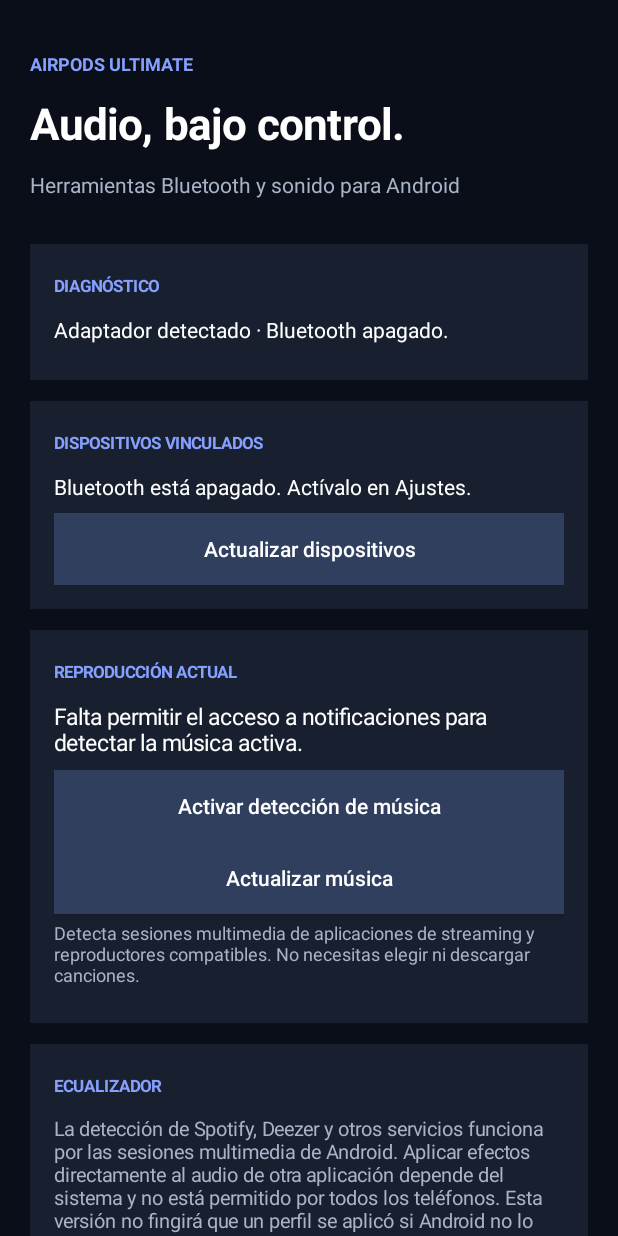
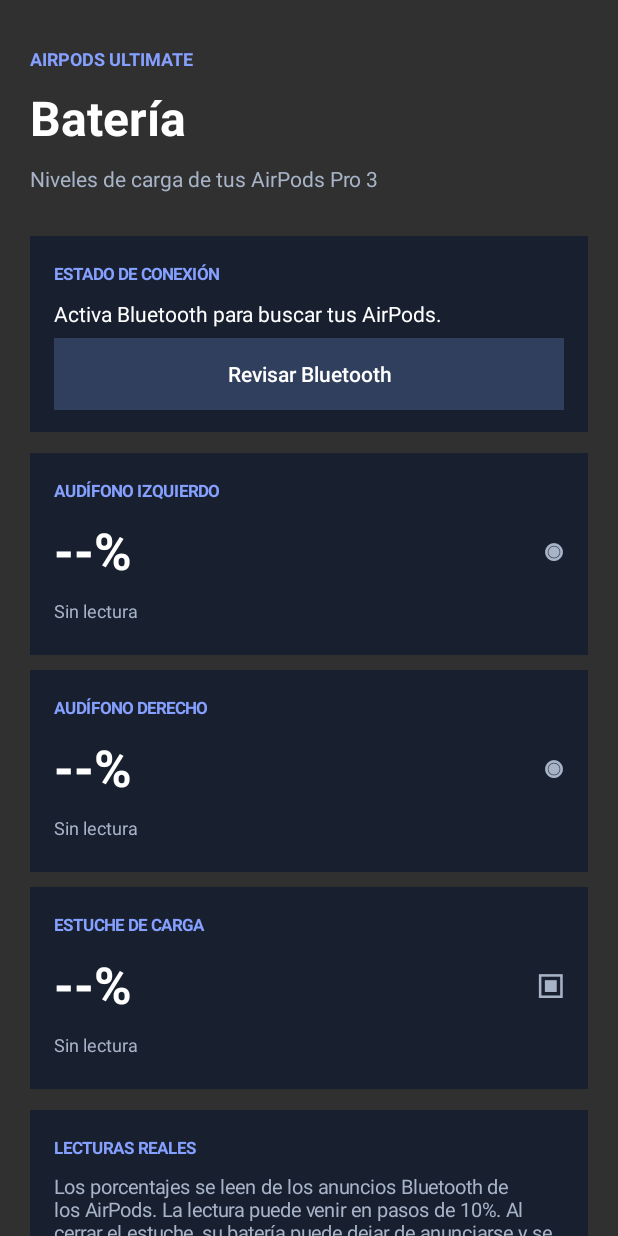
Before and after one commit to lapor9378-cmd/AirPods-Ultimate-Android, an Android app: the screen it shows after launch (MainActivity), on a phone screen of 412 x 824 dp. Run offline under Robolectric (Android 15) with nearby library versions, the phone set to English and light mode, and no system bars; 1 statement that could not run was skipped.

Commit message:
Replace streaming detection with AirPods Pro 3 battery monitor

```diff
--- a/app/build.gradle.kts
+++ b/app/build.gradle.kts
@@ -9,8 +9,8 @@ android {
         applicationId = "com.airpodsultimate"
         minSdk = 26
         targetSdk = 35
-        versionCode = 3
-        versionName = "0.3.0"
+        versionCode = 4
+        versionName = "0.4.0"
     }
     buildTypes { release { isMinifyEnabled = false } }
     compileOptions {
--- a/app/src/main/java/com/airpodsultimate/MainActivity.kt
+++ b/app/src/main/java/com/airpodsultimate/MainActivity.kt
@@ -2,22 +2,18 @@ package com.airpodsultimate
 
 import android.Manifest
 import android.bluetooth.BluetoothManager
-import android.content.ComponentName
-import android.content.Context
-import android.content.Intent
+import android.bluetooth.le.ScanCallback
+import android.bluetooth.le.ScanFilter
+import android.bluetooth.le.ScanResult
+import android.bluetooth.le.ScanSettings
 import android.content.pm.PackageManager
 import android.graphics.Color
 import android.graphics.Typeface
-import android.media.MediaMetadata
-import android.media.session.MediaController
-import android.media.session.MediaSessionManager
-import android.media.session.PlaybackState
-import android.net.Uri
 import android.os.Build
 import android.os.Bundle
 import android.os.Handler
 import android.os.Looper
-import android.provider.Settings
+import android.view.Gravity
 import android.view.View
 import android.widget.Button
 import android.widget.LinearLayout
@@ -32,19 +28,45 @@ class MainActivity : ComponentActivity() {
     private val surface = Color.rgb(24, 32, 48)
     private val accent = Color.rgb(133, 160, 255)
     private val secondary = Color.rgb(167, 179, 199)
-    private lateinit var status: TextView
-    private lateinit var devices: TextView
-    private lateinit var musicInfo: TextView
-    private lateinit var accessButton: Button
-    private var sessionManager: MediaSessionManager? = null
-    private var activeControllers: List<MediaController> = emptyList()
-    private val controllerCallback = object : MediaController.Callback() {
-        override fun onMetadataChanged(metadata: MediaMetadata?) = showCurrentTrack()
-        override fun onPlaybackStateChanged(state: PlaybackState?) = showCurrentTrack()
-        override fun onSessionDestroyed() = refreshMediaSessions()
+
+    private lateinit var scanStatus: TextView
+    private lateinit var leftValue: TextView
+    private lateinit var rightValue: TextView
+    private lateinit var caseValue: TextView
+    private lateinit var leftStatus: TextView
+    private lateinit var rightStatus: TextView
+    private lateinit var caseStatus: TextView
+    private lateinit var updated: TextView
+    private lateinit var scanButton: Button
+
+    private var latest: AirPodsBattery? = null
+    private var scanning = false
+    private val handler = Handler(Looper.getMainLooper())
+    private val refreshClock = object : Runnable {
+        override fun run() {
+            updateFreshness()
+            if (scanning) handler.postDelayed(this, 1000)
+        }
     }
-    private val sessionsListener = MediaSessionManager.OnActiveSessionsChangedListener { controllers ->
-        attachControllers(controllers.orEmpty())
+
+    private val scanCallback = object : ScanCallback() {
+        override fun onScanResult(callbackType: Int, result: ScanResult) {
+            val payload = result.scanRecord?.getManufacturerSpecificData(AirPodsBattery.APPLE_COMPANY_ID) ?: return
+            val reading = AirPodsBattery.decode(payload) ?: return
+            if (reading.modelId != AirPodsBattery.AIRPODS_PRO_3_MODEL) return
+            runOnUiThread {
+                latest = reading.copy(rssi = result.rssi, seenAt = System.currentTimeMillis())
+                showBattery(latest!!)
+            }
+        }
+
+        override fun onScanFailed(errorCode: Int) {
+            runOnUiThread {
+                scanning = false
+                scanStatus.text = "Android no pudo iniciar el escaneo Bluetooth (código " + errorCode + ")."
+                scanButton.text = "Volver a intentar"
+            }
+        }
     }
 
     override fun onCreate(savedInstanceState: Bundle?) {
@@ -52,234 +74,220 @@ class MainActivity : ComponentActivity() {
         window.statusBarColor = background
         window.navigationBarColor = background
         render()
-        refreshBluetooth()
-        requestBluetoothPermission()
-        sessionManager = getSystemService(Context.MEDIA_SESSION_SERVICE) as MediaSessionManager
-    }
-
-    override fun onStart() {
-        super.onStart()
-        refreshMediaSessions()
-    }
-
-    override fun onStop() {
-        unregisterMediaSessions()
-        super.onStop()
     }
 
     override fun onResume() {
         super.onResume()
-        if (::accessButton.isInitialized) updateAccessButton()
-        if (::musicInfo.isInitialized) refreshMediaSessions()
+        beginScanningIfAllowed()
+    }
+
+    override fun onPause() {
+        stopScanning()
+        super.onPause()
     }
 
     private fun render() {
         val content = LinearLayout(this).apply {
             orientation = LinearLayout.VERTICAL
-            setPadding(dp(20), dp(30), dp(20), dp(32))
+            setPadding(dp(20), dp(28), dp(20), dp(30))
         }
         val scroll = ScrollView(this).apply {
-            setBackgroundColor(this@MainActivity.background)
+            setBackgroundColor(background)
             addView(content)
         }
         setContentView(scroll)
 
         content.addView(text("AIRPODS ULTIMATE", 12, accent, true))
-        content.addView(text("Audio, bajo control.", 29, Color.WHITE, true))
-        content.addView(text("Herramientas Bluetooth y sonido para Android", 14, secondary))
+        content.addView(text("Batería", 32, Color.WHITE, true))
+        content.addView(text("Niveles de carga de tus AirPods Pro 3", 14, secondary))
         content.addView(space(22))
 
-        val diagnostic = card()
-        diagnostic.addView(text("DIAGNÓSTICO", 11, accent, true))
-        status = text("Preparando diagnóstico…", 14, Color.WHITE)
-        diagnostic.addView(status)
-        content.addView(diagnostic)
+        val statusCard = card()
+        statusCard.addView(text("ESTADO DE CONEXIÓN", 11, accent, true))
+        scanStatus = text("Preparando Bluetooth…", 14, Color.WHITE)
+        statusCard.addView(scanStatus)
+        scanButton = button("Buscar AirPods") { requestScanPermissions() }
+        statusCard.addView(scanButton)
+        content.addView(statusCard)
 
         content.addView(space(14))
-        val deviceCard = card()
-        deviceCard.addView(text("DISPOSITIVOS VINCULADOS", 11, accent, true))
-        devices = text("Consultando Bluetooth…", 14, Color.WHITE)
-        deviceCard.addView(devices)
-        deviceCard.addView(button("Actualizar dispositivos") { refreshBluetooth() })
-        content.addView(deviceCard)
+        content.addView(batteryCard("AUDÍFONO IZQUIERDO", true, 0))
+        content.addView(space(10))
+        content.addView(batteryCard("AUDÍFONO DERECHO", true, 1))
+        content.addView(space(10))
+        content.addView(batteryCard("ESTUCHE DE CARGA", false, 2))
 
         content.addView(space(14))
-        val musicCard = card()
-        musicCard.addView(text("REPRODUCCIÓN ACTUAL", 11, accent, true))
-        musicInfo = text("Buscando música que se esté reproduciendo en el teléfono…", 15, Color.WHITE)
-        musicCard.addView(musicInfo)
-        accessButton = button("Activar detección de música") { openNotificationAccess() }
-        musicCard.addView(accessButton)
-        musicCard.addView(button("Actualizar música") { refreshMediaSessions() })
-        musicCard.addView(text(
-            "Detecta sesiones multimedia de aplicaciones de streaming y reproductores compatibles. No necesitas elegir ni descargar canciones.",
-            12, secondary
-        ))
-        content.addView(musicCard)
-
-        content.addView(space(14))
-        val audioCard = card()
-        audioCard.addView(text("ECUALIZADOR", 11, accent, true))
-        audioCard.addView(text(
-            "La detección de Spotify, Deezer y otros servicios funciona por las sesiones multimedia de Android. Aplicar efectos directamente al audio de otra aplicación depende del sistema y no está permitido por todos los teléfonos. Esta versión no fingirá que un perfil se aplicó si Android no lo permite.",
+        val note = card()
+        note.addView(text("LECTURAS REALES", 11, accent, true))
+        note.addView(text(
+            "Los porcentajes se leen de los anuncios Bluetooth de los AirPods. La lectura puede venir en pasos de 10%. Al cerrar el estuche, su batería puede dejar de anunciarse y se conserva la última lectura recibida.",
             13, secondary
         ))
-        content.addView(audioCard)
-
-        content.addView(space(14))
-        val limits = card()
-        limits.addView(text("COMPATIBILIDAD", 11, accent, true))
-        limits.addView(text(
-            "La información disponible depende de cada reproductor: título, artista, carátula y estado pueden variar. La app no graba ni escucha el audio.",
-            13, secondary
-        ))
-        content.addView(limits)
+        updated = text("Todavía no se ha recibido una lectura.", 12, secondary)
+        note.addView(updated)
+        content.addView(note)
         content.addView(space(18))
-        content.addView(text("Versión 0.3.0", 11, secondary))
-        updateAccessButton()
+        content.addView(text("Versión 0.4.0", 11, secondary))
+        showBattery(null)
     }
 
-    private fun hasNotificationAccess(): Boolean {
-        val enabled = Settings.Secure.getString(contentResolver, "enabled_notification_listeners") ?: return false
-        return enabled.split(":").any { ComponentName.unflattenFromString(it)?.packageName == packageName }
+    private fun batteryCard(title: String, earbud: Boolean, index: Int): LinearLayout {
+        val panel = card()
+        panel.addView(text(title, 11, accent, true))
+        val row = LinearLayout(this).apply {
+            orientation = LinearLayout.HORIZONTAL
+            gravity = Gravity.CENTER_VERTICAL
+        }
+        val value = text("--%", 34, Color.WHITE, true)
+        row.addView(value, LinearLayout.LayoutParams(0, LinearLayout.LayoutParams.WRAP_CONTENT, 1f))
+        row.addView(text(if (earbud) "◉" else "▣", 25, secondary, true))
+        panel.addView(row)
+        val state = text("Esperando señal…", 12, secondary)
+        panel.addView(state)
+        when (index) {
+            0 -> { leftValue = value; leftStatus = state }
+            1 -> { rightValue = value; rightStatus = state }
+            else -> { caseValue = value; caseStatus = state }
+        }
+        return panel
     }
 
-    private fun openNotificationAccess() {
-        try {
-            startActivity(Intent(Settings.ACTION_NOTIFICATION_LISTENER_SETTINGS))
-        } catch (_: Exception) {
-            musicInfo.text = "Abre Ajustes y busca Acceso a notificaciones para permitir AirPods Ultimate."
+    private fun showBattery(data: AirPodsBattery?) {
+        if (!::leftValue.isInitialized) return
+        if (data == null) {
+            leftValue.text = "--%"
+            rightValue.text = "--%"
+            caseValue.text = "--%"
+            leftStatus.text = "Sin lectura"
+            rightStatus.text = "Sin lectura"
+            caseStatus.text = "Sin lectura"
+            return
+        }
+        leftValue.text = data.left.percent?.let { it.toString() + "%" } ?: "--%"
+        rightValue.text = data.right.percent?.let { it.toString() + "%" } ?: "--%"
+        caseValue.text = data.case.percent?.let { it.toString() + "%" } ?: "--%"
+        leftStatus.text = chargeText(data.left)
+        rightStatus.text = chargeText(data.right)
+        caseStatus.text = chargeText(data.case)
+        scanStatus.text = "AirPods Pro 3 detectados · señal Bluetooth " + data.rssi + " dBm"
+        scanButton.text = "Buscando automáticamente"
+        updated.text = "Última lectura: ahora. Los valores se actualizan al recibir otra señal."
+    }
+
+    private fun chargeText(part: BatteryPart): String = when {
+        part.percent == null -> "Nivel no anunciado"
+        part.charging -> "Cargando"
+        else -> "No está cargando"
+    }
+
+    private fun updateFreshness() {
+        val data = latest ?: return
+        val seconds = ((System.currentTimeMillis() - data.seenAt) / 1000).coerceAtLeast(0)
+        updated.text = if (seconds < 3) {
+            "Última lectura: ahora."
+        } else {
+            "Última lectura hace " + seconds + " s. El estuche puede dejar de emitir al cerrar la tapa."
         }
     }
 
-    private fun updateAccessButton() {
-        if (!::accessButton.isInitialized) return
-        accessButton.text = if (hasNotificationAccess()) "Acceso de detección activado" else "Activar detección de música"
-    }
-
-    private fun refreshMediaSessions() {
-        if (!::musicInfo.isInitialized) return
-        updateAccessButton()
-        if (!hasNotificationAccess()) {
-            musicInfo.text = "Falta permitir el acceso a notificaciones para detectar la música activa."
-            return
+    private fun requestScanPermissions() {
+        val needed = if (Build.VERSION.SDK_INT >= 31) {
+            arrayOf(Manifest.permission.BLUETOOTH_SCAN, Manifest.permission.BLUETOOTH_CONNECT)
+        } else {
+            arrayOf(Manifest.permission.ACCESS_FINE_LOCATION)
         }
-        try {
-            val manager = sessionManager ?: (getSystemService(Context.MEDIA_SESSION_SERVICE) as MediaSessionManager).also { sessionManager = it }
-            manager.addOnActiveSessionsChangedListener(
-                sessionsListener,
-                ComponentName(this, MediaNotificationListener::class.java),
-                Handler(Looper.getMainLooper())
-            )
-            attachControllers(manager.getActiveSessions(ComponentName(this, MediaNotificationListener::class.java)))
-        } catch (_: SecurityException) {
-            musicInfo.text = "Android todavía no concedió el acceso. Actívalo en Ajustes y vuelve a la app."
-        } catch (e: Exception) {
-            musicInfo.text = "No se pudieron consultar las sesiones multimedia: ${e.localizedMessage ?: "error"}"
+        val missing = needed.filter {
+            ContextCompat.checkSelfPermission(this, it) != PackageManager.PERMISSION_GRANTED
+        }
+        if (missing.isNotEmpty()) {
+            ActivityCompat.requestPermissions(this, missing.toTypedArray(), 42)
+        } else {
+            startScanning()
         }
     }
 
-    private fun attachControllers(controllers: List<MediaController>) {
-        activeControllers.forEach { old ->
-            try { old.unregisterCallback(controllerCallback) } catch (_: Exception) {}
+    private fun beginScanningIfAllowed() {
+        if (!::scanStatus.isInitialized) return
+        val needed = if (Build.VERSION.SDK_INT >= 31) {
+            arrayOf(Manifest.permission.BLUETOOTH_SCAN, Manifest.permission.BLUETOOTH_CONNECT)
+        } else {
+            arrayOf(Manifest.permission.ACCESS_FINE_LOCATION)
         }
-        activeControllers = controllers
-        activeControllers.forEach { controller ->
-            try { controller.registerCallback(controllerCallback, Handler(Looper.getMainLooper())) } catch (_: Exception) {}
-        }
-        showCurrentTrack()
-    }
-
-    private fun showCurrentTrack() {
-        if (!::musicInfo.isInitialized) return
-        val playing = activeControllers.firstOrNull { it.playbackState?.state == PlaybackState.STATE_PLAYING }
-        val current = playing ?: activeControllers.firstOrNull {
-            val state = it.playbackState?.state
-            state == PlaybackState.STATE_PAUSED || state == PlaybackState.STATE_BUFFERING
-        }
-        if (current == null) {
-            musicInfo.text = if (activeControllers.isEmpty()) {
-                "No se detecta música activa. Reproduce algo en Spotify, Deezer u otro reproductor compatible."
-            } else {
-                "Hay sesiones multimedia disponibles, pero ninguna informa una canción actual."
-            }
-            return
-        }
-        val metadata = current.metadata
-        val title = metadata?.getString(MediaMetadata.METADATA_KEY_TITLE)?.takeIf { it.isNotBlank() } ?: "Título no disponible"
-        val artist = metadata?.getString(MediaMetadata.METADATA_KEY_ARTIST)
-            ?: metadata?.getString(MediaMetadata.METADATA_KEY_ALBUM_ARTIST)
-            ?: "Artista no disponible"
-        val state = if (current.playbackState?.state == PlaybackState.STATE_PLAYING) "REPRODUCIENDO" else "EN PAUSA"
-        musicInfo.text = "● $state\n$title\n$artist"
-    }
-
-    private fun unregisterMediaSessions() {
-        try { sessionManager?.removeOnActiveSessionsChangedListener(sessionsListener) } catch (_: Exception) {}
-        activeControllers.forEach { controller ->
-            try { controller.unregisterCallback(controllerCallback) } catch (_: Exception) {}
-        }
-        activeControllers = emptyList()
-    }
-
-    private fun refreshBluetooth() {
-        try {
-            val manager = getSystemService(Context.BLUETOOTH_SERVICE) as BluetoothManager
-            val adapter = manager.adapter
-            if (adapter == null) {
-                devices.text = "El teléfono no informa de un adaptador Bluetooth."
-                status.text = "Bluetooth no disponible."
-                return
-            }
-            if (Build.VERSION.SDK_INT >= 31 &&
-                ContextCompat.checkSelfPermission(this, Manifest.permission.BLUETOOTH_CONNECT) != PackageManager.PERMISSION_GRANTED) {
-                devices.text = "Concede el permiso Bluetooth para consultar dispositivos vinculados."
-                status.text = "Permiso Bluetooth pendiente."
-                return
-            }
-            if (!adapter.isEnabled) {
-                devices.text = "Bluetooth está apagado. Actívalo en Ajustes."
-                status.text = "Adaptador detectado · Bluetooth apagado."
-                return
-            }
-            val paired = adapter.bondedDevices.orEmpty()
-            devices.text = if (paired.isEmpty()) {
-                "No hay dispositivos vinculados. Empareja tus AirPods desde los ajustes Bluetooth."
-            } else paired.joinToString("\n\n") { device ->
-                val name = try { device.name ?: "Dispositivo Bluetooth" } catch (_: SecurityException) { "Nombre no disponible" }
-                val kind = when (device.type) {
-                    1 -> "Bluetooth clásico"
-                    2 -> "Bluetooth LE"
-                    3 -> "Bluetooth clásico + LE"
-                    else -> "Tipo desconocido"
-                }
-                "• $name\n  $kind · Vinculado"
-            }
-            status.text = "Bluetooth activo · ${paired.size} dispositivo(s) vinculados."
-        } catch (_: SecurityException) {
-            devices.text = "Android bloqueó la consulta. Revisa el permiso Bluetooth."
-            status.text = "Acceso Bluetooth denegado."
-        } catch (e: Exception) {
-            devices.text = "No se pudo consultar: ${e.localizedMessage ?: "error desconocido"}"
-            status.text = "Diagnóstico incompleto."
+        if (needed.all { ContextCompat.checkSelfPermission(this, it) == PackageManager.PERMISSION_GRANTED }) {
+            startScanning()
+        } else {
+            scanStatus.text = "Concede el permiso Bluetooth para leer la batería de los AirPods."
+            scanButton.text = "Conceder permiso Bluetooth"
         }
     }
 
-    private fun requestBluetoothPermission() {
-        if (Build.VERSION.SDK_INT >= 31 &&
-            ContextCompat.checkSelfPermission(this, Manifest.permission.BLUETOOTH_CONNECT) != PackageManager.PERMISSION_GRANTED) {
-            ActivityCompat.requestPermissions(this, arrayOf(Manifest.permission.BLUETOOTH_CONNECT), 41)
+    @Suppress("MissingPermission")
+    private fun startScanning() {
+        try {
+            val manager = getSystemService(BLUETOOTH_SERVICE) as BluetoothManager
+            val adapter = manager.adapter
+            if (adapter == null || !adapter.isEnabled) {
+                scanStatus.text = "Activa Bluetooth para buscar tus AirPods."
+                scanButton.text = "Revisar Bluetooth"
+                return
+            }
+            val scanner = adapter.bluetoothLeScanner
+            if (scanner == null) {
+                scanStatus.text = "Este teléfono no ofrece escaneo Bluetooth LE."
+                return
+            }
+            if (scanning) return
+            val filter = ScanFilter.Builder()
+                .setManufacturerData(
+                    AirPodsBattery.APPLE_COMPANY_ID,
+                    byteArrayOf(AirPodsBattery.PROXIMITY_TYPE.toByte()),
+                    byteArrayOf(0xFF.toByte())
+                )
+                .build()
+            val settings = ScanSettings.Builder()
+                .setScanMode(ScanSettings.SCAN_MODE_LOW_LATENCY)
+                .build()
+            scanner.startScan(listOf(filter), settings, scanCallback)
+            scanning = true
+            scanStatus.text = "Buscando tus AirPods Pro 3… Abre la tapa del estuche para actualizar sus niveles."
+            scanButton.text = "Escaneo activo"
+            handler.removeCallbacks(refreshClock)
+            handler.post(refreshClock)
+        } catch (_: SecurityException) {
+            scanStatus.text = "Android bloqueó el escaneo. Revisa los permisos Bluetooth."
+            scanButton.text = "Conceder permiso Bluetooth"
+        } catch (e: Exception) {
+            scanStatus.text = "No se pudo iniciar el escaneo: " + (e.localizedMessage ?: "error")
         }
+    }
+
+    @Suppress("MissingPermission")
+    private fun stopScanning() {
+        if (!scanning) return
+        try {
+            val manager = getSystemService(BLUETOOTH_SERVICE) as BluetoothManager
+            manager.adapter?.bluetoothLeScanner?.stopScan(scanCallback)
+        } catch (_: Exception) {
+        }
+        scanning = false
+        handler.removeCallbacks(refreshClock)
     }
 
     override fun onRequestPermissionsResult(requestCode: Int, permissions: Array<String>, grantResults: IntArray) {
         super.onRequestPermissionsResult(requestCode, permissions, grantResults)
-        if (requestCode == 41) refreshBluetooth()
+        if (requestCode == 42) {
+            if (grantResults.isNotEmpty() && grantResults.all { it == PackageManager.PERMISSION_GRANTED }) {
+                startScanning()
+            } else {
+                scanStatus.text = "Permiso denegado. Sin él Android no permite leer los anuncios Bluetooth."
+            }
+        }
     }
 
     private fun card() = LinearLayout(this).apply {
         orientation = LinearLayout.VERTICAL
-        setPadding(dp(16), dp(16), dp(16), dp(16))
+        setPadding(dp(16), dp(15), dp(16), dp(15))
         setBackgroundColor(surface)
     }
 
@@ -288,7 +296,7 @@ class MainActivity : ComponentActivity() {
         textSize = size.toFloat()
         setTextColor(color)
         if (bold) typeface = Typeface.DEFAULT_BOLD
-        setPadding(0, dp(4), 0, dp(8))
+        setPadding(0, dp(3), 0, dp(7))
     }
 
     private fun button(value: String, action: () -> Unit) = Button(this).apply {
```
Also changed, not shown: app/src/main/AndroidManifest.xml (+9 -10 lines), app/src/main/java/com/airpodsultimate/AirPodsBattery.kt (added, +52 -0 lines).
